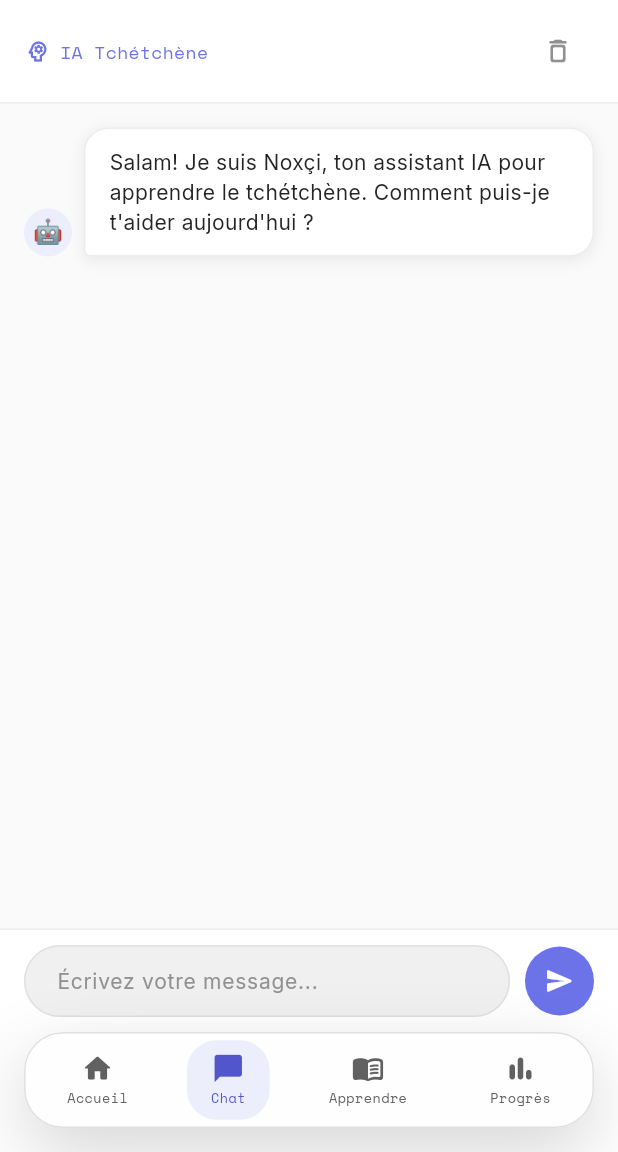
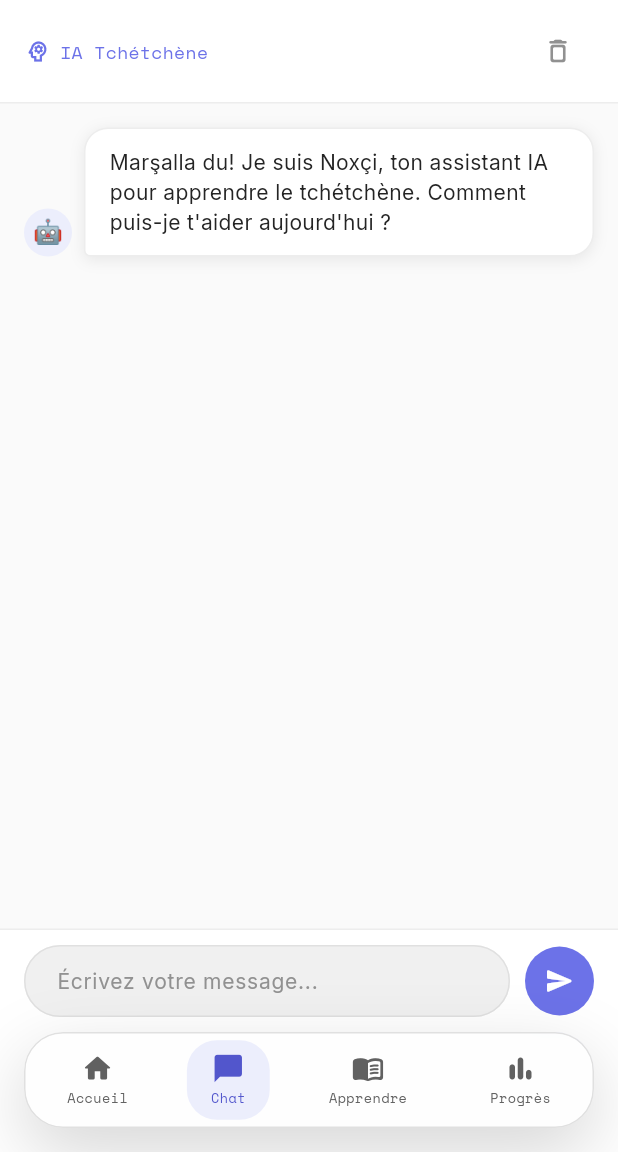
Before and after one commit to DorianMuzi/LinguaCE, a Flutter app: the MainScreen screen opened directly, item 2 of the bottom bar chosen, on a phone screen of 412 x 824 dp, the part 84-1236 px from its top. Run offline on Flutter 3.47's test engine with Material 3 defaults, Android fonts, the phone set to English and light mode, and no system bars; drawn by our look-alikes of flutter_markdown; our stand-ins replace google_fonts, shared_preferences, supabase_flutter; accounts and stored records are empty.

Commit message:
chore: message d'accueil du chat « Marşalla du » au lieu de « Salam »
Co-Authored-By: Claude Opus 4.8 <noreply@anthropic.com>

```diff
--- a/lib/data/mock_data.dart
+++ b/lib/data/mock_data.dart
@@ -92,7 +92,7 @@ class MockData {
 
   static final initialMessages = [
     ChatMessage(
-      text: 'Salam! Je suis Noxçi, ton assistant IA pour apprendre le tchétchène. Comment puis-je t\'aider aujourd\'hui ?',
+      text: 'Marşalla du! Je suis Noxçi, ton assistant IA pour apprendre le tchétchène. Comment puis-je t\'aider aujourd\'hui ?',
       isUser: false,
       timestamp: DateTime.now().subtract(const Duration(minutes: 5)),
     ),
```
